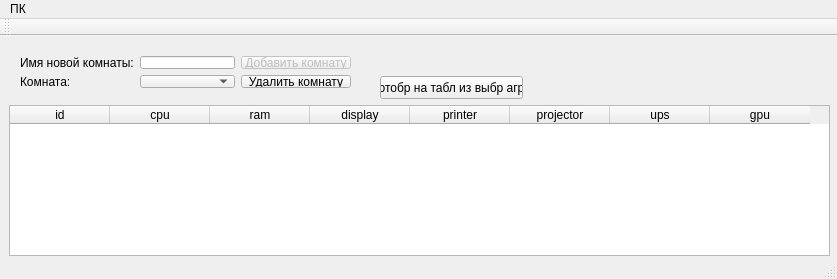
Above: mainwindow.ui from chalexyur/sadb before the change. Below: the same form after it.
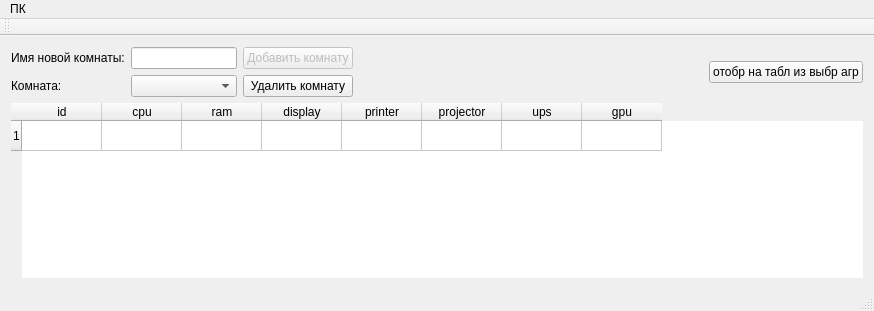
That is the form after the change. Icons and pictures are not drawn.

The edit to the form file:
```diff
--- a/mainwindow.ui
+++ b/mainwindow.ui
@@ -6,8 +6,8 @@
    <rect>
     <x>0</x>
     <y>0</y>
-    <width>837</width>
-    <height>279</height>
+    <width>874</width>
+    <height>311</height>
    </rect>
   </property>
   <property name="windowTitle">
@@ -21,87 +21,8 @@
    <locale language="Russian" country="Russia"/>
   </property>
   <widget class="QWidget" name="centralWidget">
-   <widget class="QTableWidget" name="table">
-    <property name="geometry">
-     <rect>
-      <x>9</x>
-      <y>69</y>
-      <width>821</width>
-      <height>151</height>
-     </rect>
-    </property>
-    <property name="sortingEnabled">
-     <bool>false</bool>
-    </property>
-    <column>
-     <property name="text">
-      <string>id</string>
-     </property>
-    </column>
-    <column>
-     <property name="text">
-      <string>cpu</string>
-     </property>
-    </column>
-    <column>
-     <property name="text">
-      <string>ram</string>
-     </property>
-    </column>
-    <column>
-     <property name="text">
-      <string>display</string>
-     </property>
-    </column>
-    <column>
-     <property name="text">
-      <string>printer</string>
-     </property>
-    </column>
-    <column>
-     <property name="text">
-      <string>projector</string>
-     </property>
-    </column>
-    <column>
-     <property name="text">
-      <string>ups</string>
-     </property>
-    </column>
-    <column>
-     <property name="text">
-      <string>gpu</string>
-     </property>
-    </column>
-   </widget>
-   <widget class="QPushButton" name="updTableBtn">
-    <property name="geometry">
-     <rect>
-      <x>380</x>
-      <y>40</y>
-      <width>143</width>
-      <height>23</height>
-     </rect>
-    </property>
-    <property name="text">
-     <string>отобр на табл из выбр агр</string>
-    </property>
-    <property name="checkable">
-     <bool>false</bool>
-    </property>
-    <property name="flat">
-     <bool>false</bool>
-    </property>
-   </widget>
-   <widget class="QWidget" name="layoutWidget">
-    <property name="geometry">
-     <rect>
-      <x>9</x>
-      <y>9</y>
-      <width>353</width>
-      <height>54</height>
-     </rect>
-    </property>
+   <layout class="QGridLayout" name="gridLayout_2">
+    <item row="0" column="0">
     <layout class="QGridLayout" name="gridLayout">
      <item row="0" column="0">
       <widget class="QLabel" name="label">
@@ -141,14 +62,110 @@
       </widget>
      </item>
     </layout>
-   </widget>
+    </item>
+    <item row="0" column="1">
+     <spacer name="horizontalSpacer">
+      <property name="orientation">
+       <enum>Qt::Horizontal</enum>
+      </property>
+      <property name="sizeHint" stdset="0">
+       <size>
+        <width>345</width>
+        <height>38</height>
+       </size>
+      </property>
+     </spacer>
+    </item>
+    <item row="0" column="2">
+     <widget class="QPushButton" name="updTableBtn">
+      <property name="text">
+       <string>отобр на табл из выбр агр</string>
+      </property>
+      <property name="checkable">
+       <bool>false</bool>
+      </property>
+      <property name="flat">
+       <bool>false</bool>
+      </property>
+     </widget>
+    </item>
+    <item row="1" column="0" colspan="3">
+     <widget class="QTableWidget" name="table">
+      <property name="frameShape">
+       <enum>QFrame::NoFrame</enum>
+      </property>
+      <property name="frameShadow">
+       <enum>QFrame::Plain</enum>
+      </property>
+      <property name="sizeAdjustPolicy">
+       <enum>QAbstractScrollArea::AdjustToContents</enum>
+      </property>
+      <property name="showGrid">
+       <bool>true</bool>
+      </property>
+      <property name="sortingEnabled">
+       <bool>false</bool>
+      </property>
+      <property name="cornerButtonEnabled">
+       <bool>false</bool>
+      </property>
+      <property name="rowCount">
+       <number>1</number>
+      </property>
+      <attribute name="horizontalHeaderDefaultSectionSize">
+       <number>80</number>
+      </attribute>
+      <row/>
+      <column>
+       <property name="text">
+        <string>id</string>
+       </property>
+      </column>
+      <column>
+       <property name="text">
+        <string>cpu</string>
+       </property>
+      </column>
+      <column>
+       <property name="text">
+        <string>ram</string>
+       </property>
+      </column>
+      <column>
+       <property name="text">
+        <string>display</string>
+       </property>
+      </column>
+      <column>
+       <property name="text">
+        <string>printer</string>
+       </property>
+      </column>
+      <column>
+       <property name="text">
+        <string>projector</string>
+       </property>
+      </column>
+      <column>
+       <property name="text">
+        <string>ups</string>
+       </property>
+      </column>
+      <column>
+       <property name="text">
+        <string>gpu</string>
+       </property>
+      </column>
+     </widget>
+    </item>
+   </layout>
   </widget>
   <widget class="QMenuBar" name="menuBar">
    <property name="geometry">
     <rect>
      <x>0</x>
      <y>0</y>
-     <width>837</width>
+     <width>874</width>
      <height>21</height>
     </rect>
    </property>
```
Lines whose indentation alone changed are shown as unchanged.
